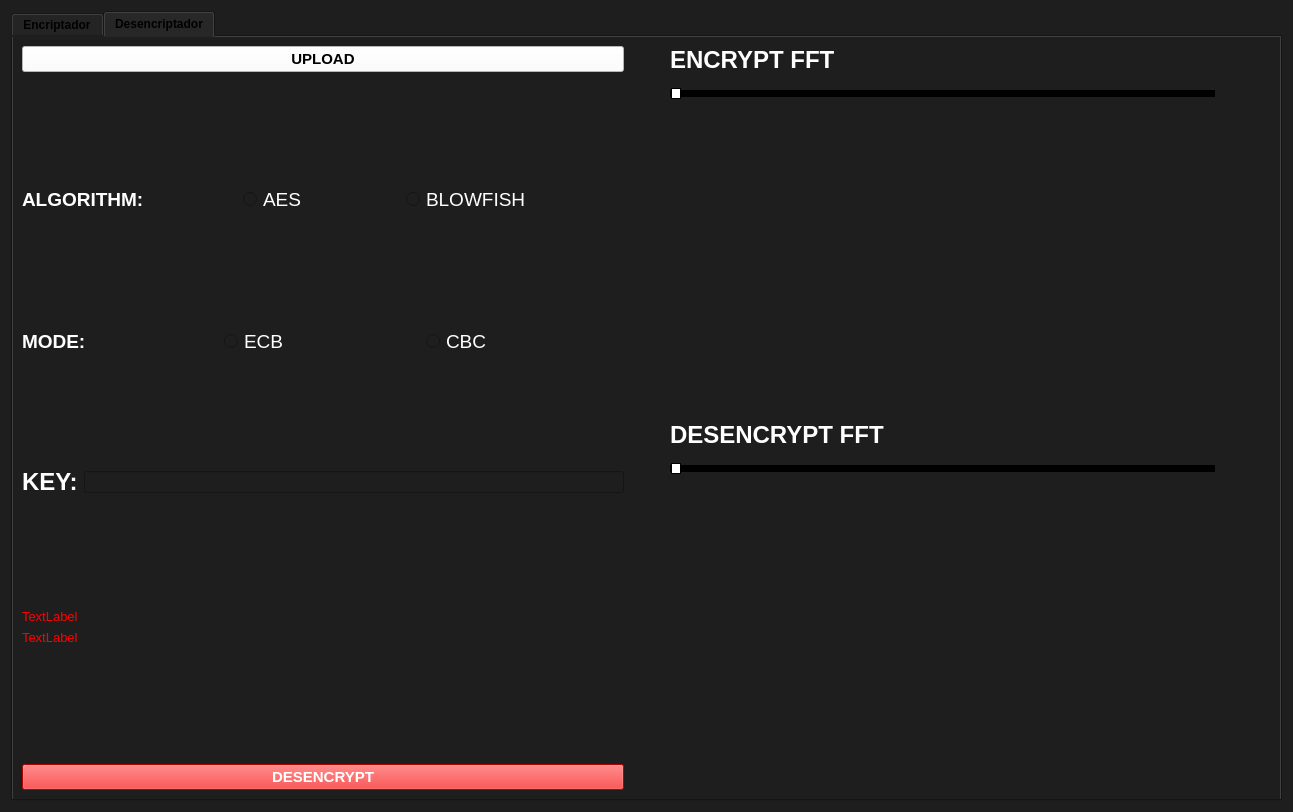
inequihi/ASSD-TP4, file Frontend/Designer/menu.ui: the form before one commit.
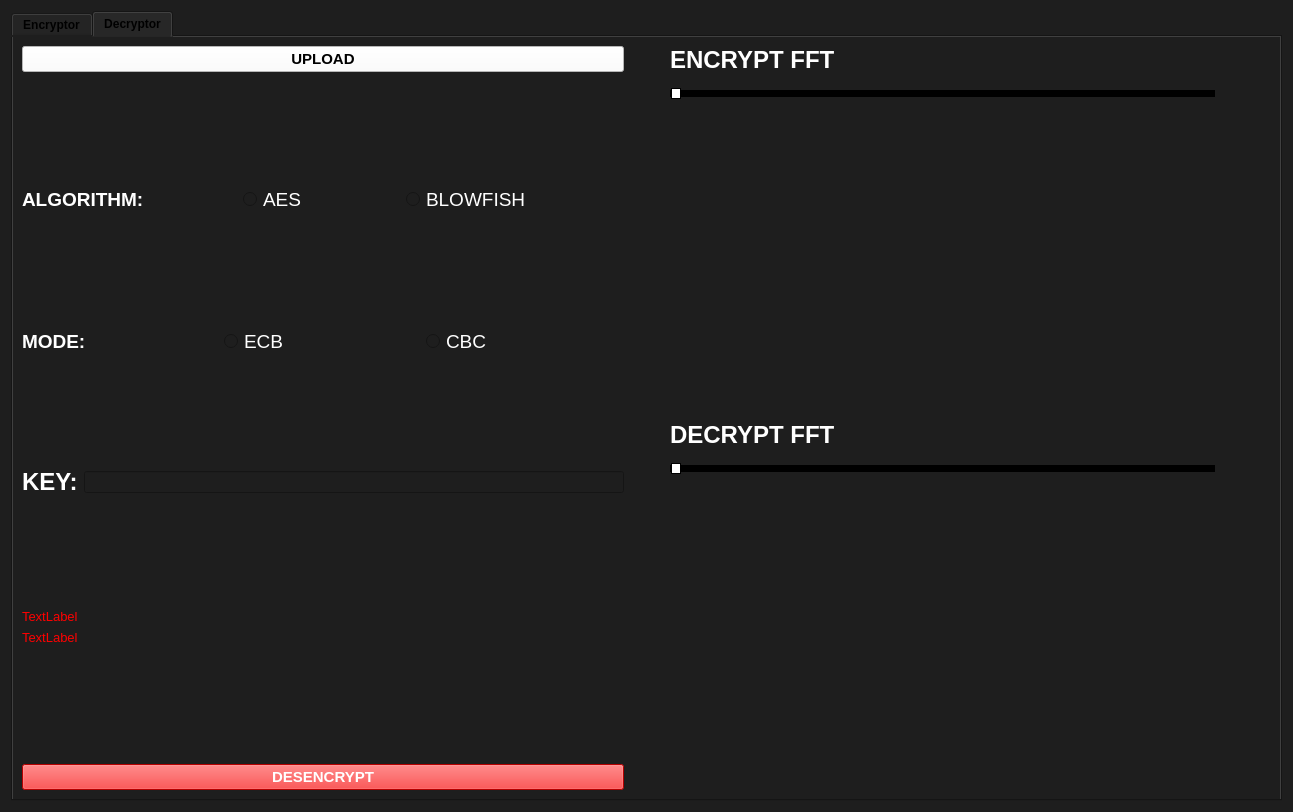
The form after the commit. The open tabs and pages were chosen to show the change. Icons and pictures are not drawn. Custom widgets are drawn as their Qt base class.

Diff of the .ui file:
```diff
--- a/Frontend/Designer/menu.ui
+++ b/Frontend/Designer/menu.ui
@@ -45,7 +45,7 @@
        </property>
        <widget class="QWidget" name="tab">
         <attribute name="title">
-         <string>Encriptador</string>
+         <string>Encryptor</string>
         </attribute>
         <layout class="QHBoxLayout" name="horizontalLayout_4">
          <item>
@@ -1231,7 +1231,7 @@
        </widget>
        <widget class="QWidget" name="tab_2">
         <attribute name="title">
-         <string>Desencriptador</string>
+         <string>Decryptor</string>
         </attribute>
         <layout class="QVBoxLayout" name="verticalLayout_5">
          <item>
@@ -2000,7 +2000,7 @@
                   <string notr="true">color:white;</string>
                  </property>
                  <property name="text">
-                  <string>DESENCRYPT FFT</string>
+                  <string>DECRYPT FFT</string>
                  </property>
                 </widget>
                </item>
```
